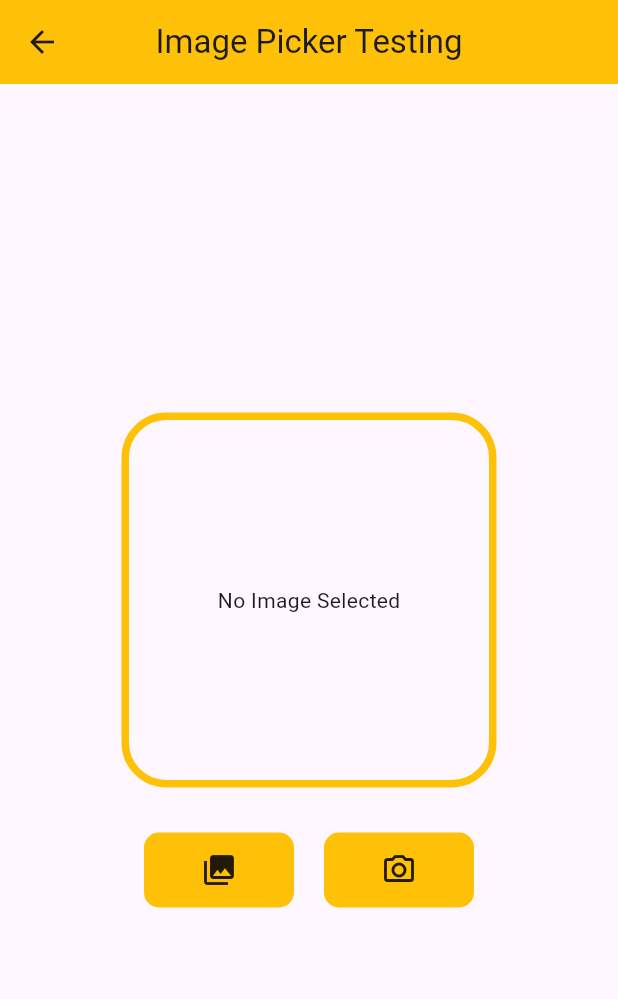
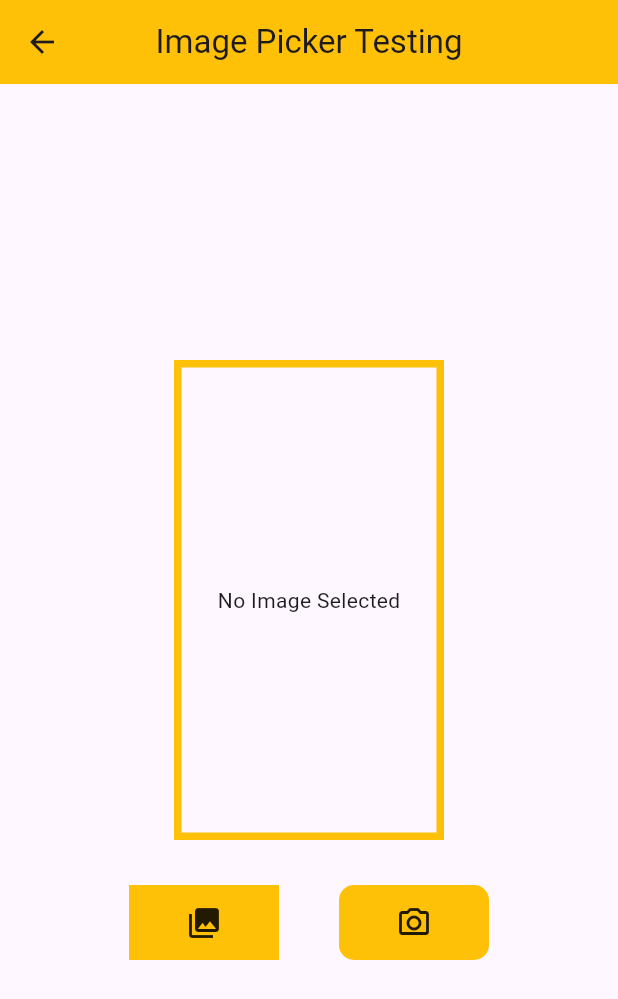
Before and after one commit to syed-faizan-rasool/image-picker-testing, a Flutter app: the ImagePickerPage screen opened directly, on a phone screen of 412 x 824 dp. Shown: the top 999 px of the screen. Run offline on Flutter 3.47's test engine with Material 3 defaults, Android fonts, the light colour scheme and no system bars; our stand-ins replace flutter_image_compress, image_cropper, image_picker, permission_handler.

Commit message:
updated crop image

```diff
--- a/lib/imagepicker.dart
+++ b/lib/imagepicker.dart
@@ -11,6 +11,19 @@ class ImagePickerPage extends StatefulWidget {
 }
 
 class _ImagePickerPageState extends State<ImagePickerPage> {
+  double multiple = 20;
+  double width = 9;
+  double height = 16;
+
+  @override
+  @override
+  void initState() {
+    // TODO: implement initState
+    super.initState();
+
+    width = width * multiple;
+    height = height * multiple;
+  }
 
   File? imageFile;
   Future<void> pickImageFromGallery() async {
@@ -44,10 +57,12 @@ Future<void> pickImageFromCamera() async {
       // Handle any error
     }
   }
+
   @override
   Widget build(BuildContext context) {
     return Scaffold(
-      appBar: AppBar(backgroundColor: Colors.amber,
+      appBar: AppBar(
+        backgroundColor: Colors.amber,
         title: const Text("Image Picker Testing"),
         centerTitle: true,
       ),
@@ -57,27 +72,42 @@ Future<void> pickImageFromCamera() async {
           crossAxisAlignment: CrossAxisAlignment.center,
           children: [
             Container(
-              height: 250,
-              width: 250,
+              height: height,
+              width: width,
               decoration: BoxDecoration(
-                borderRadius: BorderRadius.circular(30),
-              border: Border.all(width: 5 , color: Colors.amber)
-              ),
-              child: imageFile == null ? const Center(child: Text("No Image Selected")) : Image.file(imageFile!),
+                  borderRadius: BorderRadius.circular(0),
+                  border: Border.all(width: 5, color: Colors.amber)),
+              child: imageFile == null
+                  ? const Center(child: Text("No Image Selected"))
+                  : Image.file(imageFile!),
             ),
             const SizedBox(
               height: 30,
             ),
-
             Row(
               mainAxisAlignment: MainAxisAlignment.center,
               children: [
                 InkWell(
-              onTap: (){
-
+                  onTap: () {
                     pickImageFromGallery();
-
-              } ,
+                  },
+                  child: Container(
+                    height: 50,
+                    width: 100,
+                    decoration: BoxDecoration(
+                      borderRadius: BorderRadius.circular(0),
+                      color: Colors.amber,
+                    ),
+                    child: const Center(child: Icon(Icons.photo_library)),
+                  ),
+                ),
+                const SizedBox(
+                  width: 40,
+                ),
+                InkWell(
+                  onTap: () {
+                    pickImageFromCamera();
+                  },
                   child: Container(
                     height: 50,
                     width: 100,
@@ -85,26 +115,7 @@ pickImageFromGallery();
                       borderRadius: BorderRadius.circular(10),
                       color: Colors.amber,
                     ),
-                    child: const Center(child: Icon(Icons.photo_library)),
-                  ),
-                   ),
-                  SizedBox(
-                    width: 20,
-                  ),
-                   InkWell(
-              onTap: (){
-
-pickImageFromCamera();
-
-              } ,
-                child:  Container(
-                    height: 50,
-                    width: 100,
-                    decoration: BoxDecoration(
-                      borderRadius: BorderRadius.circular(10),
-                      color: Colors.amber,
-                    ),
-                    child: const Center(child:Icon(Icons.camera_alt_outlined)),
+                    child: const Center(child: Icon(Icons.camera_alt_outlined)),
                   ),
                 ),
               ],
--- a/lib/main.dart
+++ b/lib/main.dart
@@ -6,9 +6,14 @@ void main() {
   runApp(const MyApp());
 }
 
-class MyApp extends StatelessWidget {
+class MyApp extends StatefulWidget {
   const MyApp({super.key});
 
+  @override
+  State<MyApp> createState() => _MyAppState();
+}
+
+class _MyAppState extends State<MyApp> {
   @override
   Widget build(BuildContext context) {
     return const MaterialApp(
```
Also changed, not shown: lib/imagecropper.dart (+65 -22 lines). Lines whose indentation alone changed are shown as unchanged.
